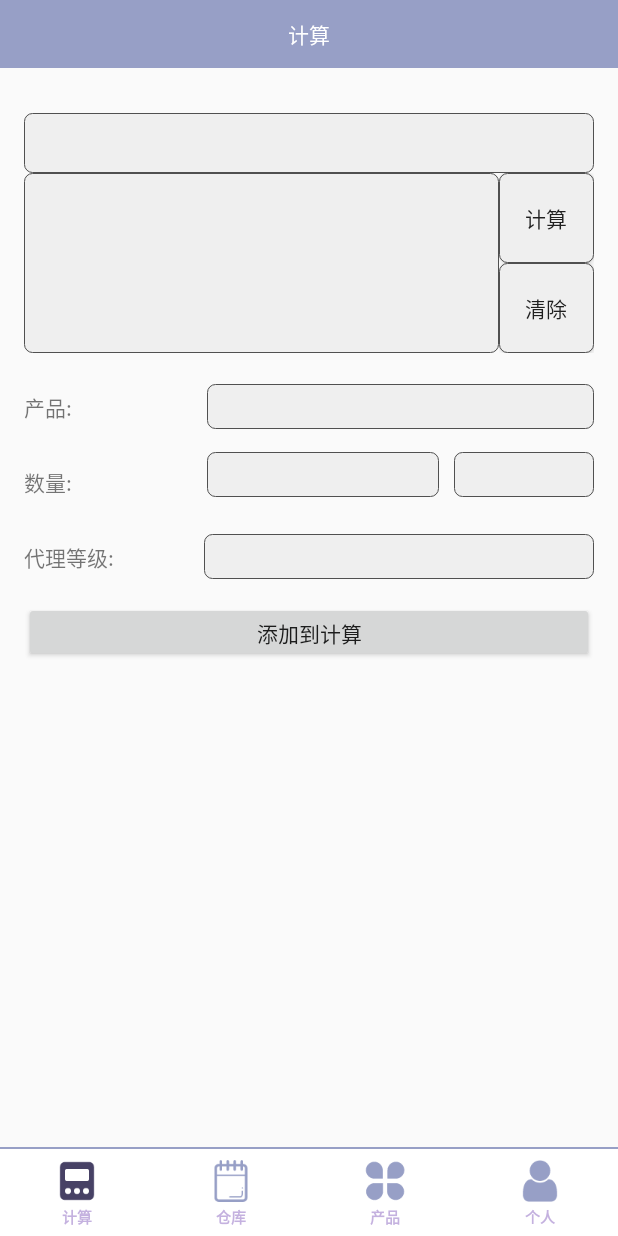
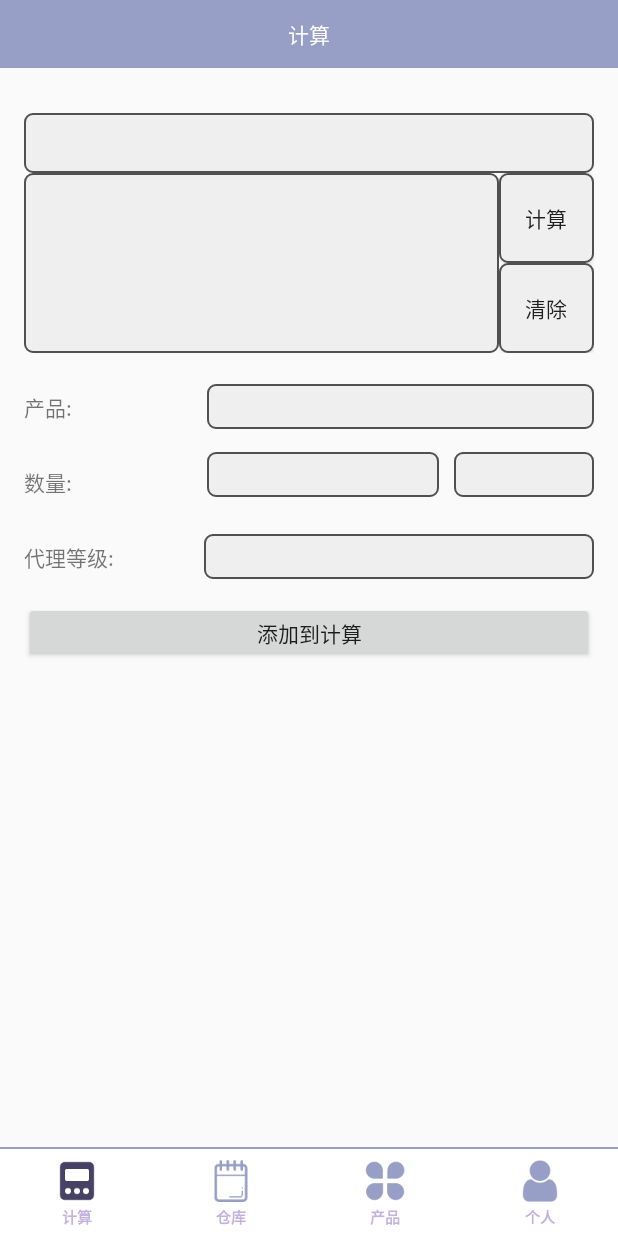
Before and after one commit to AzerothRevere/KaiEr, an Android app: the CalculationFragment screen opened directly, with no data from a screen before it, on a phone screen of 412 x 824 dp. Run offline under Robolectric (Android 15) with nearby library versions, the phone set to English and light mode, and no system bars.

Commit message:
已按要求修改

```diff
--- a/app/src/main/res/drawable/edittext_bg.xml
+++ b/app/src/main/res/drawable/edittext_bg.xml
@@ -1,23 +1,17 @@
 <?xml version="1.0" encoding="utf-8"?>
 
-<layer-list xmlns:android="http://schemas.android.com/apk/res/android" >
-
-    <item>
         <shape
             xmlns:android="http://schemas.android.com/apk/res/android"
             android:shape="rectangle" >
-            <solid android:color="#EFEFEF" />
+            <solid android:color="@color/gray2" />
 
             <corners
-                android:bottomLeftRadius="5dip"
-                android:bottomRightRadius="5dip"
-                android:topLeftRadius="5dip"
-                android:topRightRadius="5dip" />
+                android:bottomLeftRadius="@dimen/radius"
+                android:bottomRightRadius="@dimen/radius"
+                android:topLeftRadius="@dimen/radius"
+                android:topRightRadius="@dimen/radius" />
 
             <stroke
-                android:width="0.5px"
-                android:color="#505050" />
+                android:width="@dimen/height1"
+                android:color="@color/dark3" />
         </shape>
-    </item>
-
-</layer-list>
--- a/app/src/main/res/layout/fragment_calculation.xml
+++ b/app/src/main/res/layout/fragment_calculation.xml
@@ -4,30 +4,30 @@
     android:layout_height="match_parent"
     android:orientation="vertical">
 
-    <include layout="@layout/layout_comment_title"/>
+    <include layout="@layout/layout_comment_title" />
 
     <EditText
+        android:id="@+id/result"
         android:layout_width="match_parent"
         android:layout_height="@dimen/height40"
-        android:id="@+id/result"
+        android:layout_marginEnd="@dimen/margin16"
+        android:layout_marginStart="@dimen/margin16"
         android:layout_marginTop="@dimen/margin30"
-        android:layout_marginStart="@dimen/margin16"
-        android:layout_marginEnd="@dimen/margin16"
-        android:background="@drawable/edittext_bg"/>
+        android:background="@drawable/edittext_bg" />
 
     <LinearLayout
         android:layout_width="match_parent"
         android:layout_height="wrap_content"
-        android:orientation="horizontal"
+        android:layout_marginEnd="@dimen/margin16"
         android:layout_marginStart="@dimen/margin16"
-        android:layout_marginEnd="@dimen/margin16">
+        android:orientation="horizontal">
 
         <EditText
             android:id="@+id/out_look_text_view"
             android:layout_width="0dp"
             android:layout_height="@dimen/height120"
             android:layout_weight="5"
-            android:background="@drawable/edittext_bg"/>
+            android:background="@drawable/edittext_bg" />
 
         <LinearLayout
             android:layout_width="0dp"
@@ -40,16 +40,16 @@
                 android:layout_width="match_parent"
                 android:layout_height="0dp"
                 android:layout_weight="1"
-                android:text="@string/calculation"
-                android:background="@drawable/edittext_bg"/>
+                android:background="@drawable/edittext_bg"
+                android:text="@string/calculation" />
 
             <Button
                 android:id="@+id/btn_clear"
                 android:layout_width="match_parent"
                 android:layout_height="0dp"
                 android:layout_weight="1"
-                android:text="@string/clear"
-                android:background="@drawable/edittext_bg"/>
+                android:background="@drawable/edittext_bg"
+                android:text="@string/clear" />
 
         </LinearLayout>
 
@@ -58,86 +58,86 @@
     <LinearLayout
         android:layout_width="match_parent"
         android:layout_height="@dimen/height40"
-        android:orientation="horizontal"
+        android:layout_marginEnd="@dimen/margin16"
+        android:layout_marginStart="@dimen/margin16"
         android:layout_marginTop="@dimen/margin16"
-        android:layout_marginStart="@dimen/margin16"
-        android:layout_marginEnd="@dimen/margin16">
+        android:orientation="horizontal">
 
         <TextView
             android:layout_width="wrap_content"
             android:layout_height="wrap_content"
+            android:layout_gravity="center_vertical"
             android:text="@string/product1"
-            android:textSize="@dimen/text_size14"
-            android:layout_gravity="center_vertical"/>
+            android:textSize="@dimen/text_size14" />
 
         <Spinner
             android:id="@+id/spinner_product"
             android:layout_width="0dp"
             android:layout_height="@dimen/height30"
+            android:layout_gravity="center_vertical"
+            android:layout_marginStart="@dimen/margin90"
             android:layout_weight="1"
-            android:layout_gravity="center_vertical"
-            android:background="@drawable/edittext_bg"
-            android:layout_marginStart="@dimen/margin90"/>
+            android:background="@drawable/edittext_bg" />
 
     </LinearLayout>
 
     <LinearLayout
         android:layout_width="match_parent"
         android:layout_height="@dimen/height40"
+        android:layout_marginEnd="@dimen/margin16"
+        android:layout_marginStart="@dimen/margin16"
         android:layout_marginTop="@dimen/margin10"
-        android:layout_marginStart="@dimen/margin16"
-        android:layout_marginEnd="@dimen/margin16"
         android:orientation="horizontal">
 
         <TextView
             android:layout_width="wrap_content"
             android:layout_height="wrap_content"
+            android:layout_gravity="center_vertical"
             android:text="@string/amount"
-            android:textSize="@dimen/text_size14"
-            android:layout_gravity="center_vertical"/>
+            android:textSize="@dimen/text_size14" />
 
         <EditText
             android:id="@+id/amount_text"
             android:layout_width="0dp"
             android:layout_height="@dimen/height30"
+            android:layout_marginStart="@dimen/margin90"
+            android:layout_weight="5"
             android:background="@drawable/edittext_bg"
-            android:layout_weight="5"
-            android:inputType="number"
-            android:layout_marginStart="@dimen/margin90"/>
+            android:inputType="number" />
 
         <Spinner
             android:id="@+id/spinner_box"
             android:layout_width="0dp"
             android:layout_height="@dimen/height30"
+            android:layout_marginStart="@dimen/margin10"
             android:layout_weight="3"
-            android:background="@drawable/edittext_bg"
-            android:layout_marginStart="@dimen/margin10"/>
+            android:background="@drawable/edittext_bg" />
 
     </LinearLayout>
 
     <LinearLayout
         android:layout_width="match_parent"
         android:layout_height="@dimen/height40"
+        android:layout_marginEnd="@dimen/margin16"
+        android:layout_marginStart="@dimen/margin16"
         android:layout_marginTop="@dimen/margin10"
-        android:layout_marginStart="@dimen/margin16"
-        android:layout_marginEnd="@dimen/margin16"
         android:orientation="horizontal">
 
         <TextView
             android:layout_width="wrap_content"
             android:layout_height="wrap_content"
+            android:layout_gravity="center_vertical"
             android:text="@string/agent_level"
-            android:textSize="@dimen/text_size14"
-            android:layout_gravity="center_vertical"/>
+            android:textSize="@dimen/text_size14" />
 
         <Spinner
+            android:id="@+id/spinner_agent_level"
             android:layout_width="0dp"
             android:layout_height="@dimen/height30"
+            android:layout_gravity="center_vertical"
+            android:layout_marginStart="@dimen/margin60"
             android:layout_weight="0.62"
-            android:layout_gravity="center_vertical"
-            android:background="@drawable/edittext_bg"
-            android:layout_marginStart="@dimen/margin60"
-            android:id="@+id/spinner_agent_level" />
+            android:background="@drawable/edittext_bg" />
 
     </LinearLayout>
 
@@ -145,8 +145,8 @@
         android:id="@+id/btn_add_to_calucation"
         android:layout_width="match_parent"
         android:layout_height="@dimen/height40"
+        android:layout_marginEnd="@dimen/margin16"
+        android:layout_marginStart="@dimen/margin16"
         android:layout_marginTop="@dimen/margin10"
-        android:layout_marginStart="@dimen/margin16"
-        android:layout_marginEnd="@dimen/margin16"
-        android:text="@string/add_to_calculation"/>
+        android:text="@string/add_to_calculation" />
 </LinearLayout>
--- a/app/src/main/res/values/colors.xml
+++ b/app/src/main/res/values/colors.xml
@@ -11,6 +11,10 @@
 
     <color name="dark1">#474165</color>
     <color name="dark2">#333333</color>
+    <color name="dark3">#505050</color>
 
     <color name="gray1">#bbbbbb</color>
+    <color name="gray2">#efefef</color>
+
+
 </resources>
--- a/app/src/main/res/values/dimens.xml
+++ b/app/src/main/res/values/dimens.xml
@@ -18,4 +18,7 @@
     <dimen name="height40">40dp</dimen>
     <dimen name="height45">45dp</dimen>
     <dimen name="height120">120dp</dimen>
+
+    <dimen name="radius">5dp</dimen>
+
 </resources>
```
